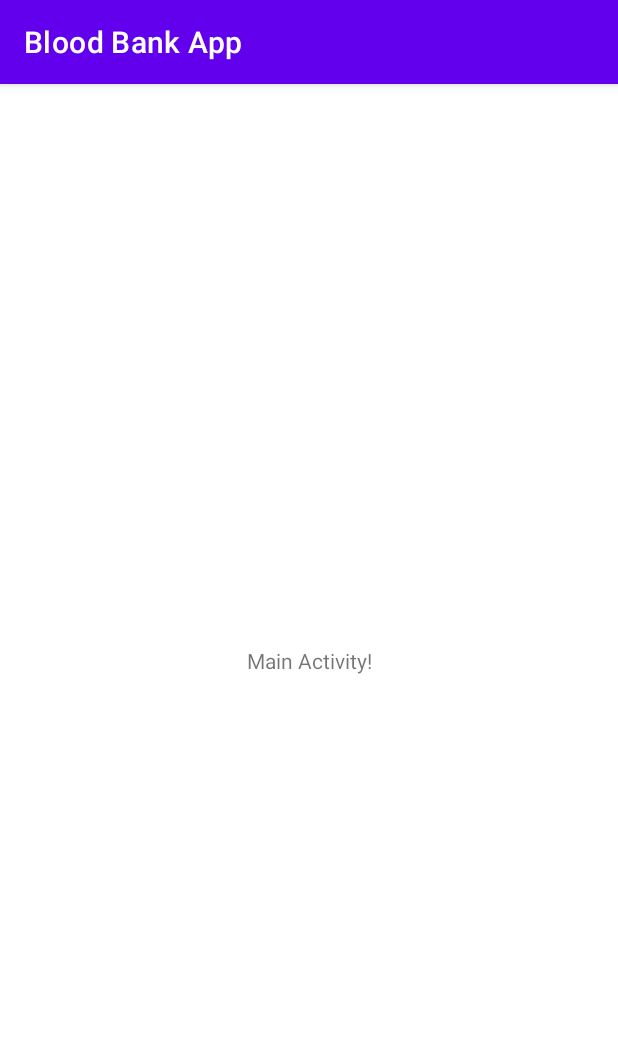
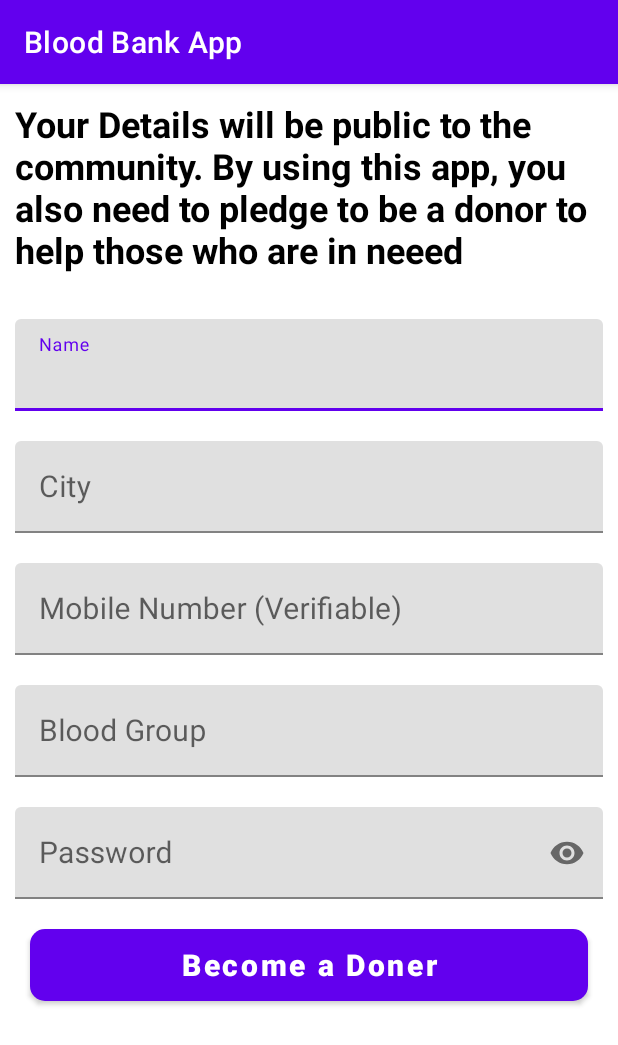
Before and after one commit to Imran7331/Blood_Bank_App, an Android app: the screen it shows after launch (MainActivity before the commit, RegistorActivity after it), on a phone screen of 412 x 824 dp. Shown: the top 1045 px of the screen. Run offline under Robolectric (Android 15) with nearby library versions, the phone set to English and light mode, and no system bars.

Commit message:
Second Commit

```diff
--- a/app/build.gradle
+++ b/app/build.gradle
@@ -4,7 +4,7 @@ plugins {
 
 android {
     compileSdkVersion 30
-    buildToolsVersion "30.0.0"
+    buildToolsVersion "30.0.2"
 
     defaultConfig {
         applicationId "app.aerocast.bloodbankapp"
@@ -36,4 +36,6 @@ dependencies {
     testImplementation 'junit:junit:4.+'
     androidTestImplementation 'androidx.test.ext:junit:1.1.3'
     androidTestImplementation 'androidx.test.espresso:espresso-core:3.4.0'
+    //noinspection GradleCompatible,GradleCompatible
+    implementation 'com.android.support:design:28.0.0'
 }
--- a/app/src/main/AndroidManifest.xml
+++ b/app/src/main/AndroidManifest.xml
@@ -1,6 +1,8 @@
 <?xml version="1.0" encoding="utf-8"?>
 <manifest xmlns:android="http://schemas.android.com/apk/res/android"
+    xmlns:tools="http://schemas.android.com/tools"
     package="app.aerocast.bloodbankapp">
+    <uses-permission android:name="android.permission.INTERNET" />
 
     <application
         android:allowBackup="true"
@@ -8,15 +10,19 @@
         android:label="@string/app_name"
         android:roundIcon="@mipmap/ic_launcher_round"
         android:supportsRtl="true"
-        android:theme="@style/Theme.BloodBankApp">
-        <activity android:name=".Activities.SplashScreen"></activity>
-        <activity android:name=".Activities.MainActivity">
+        android:theme="@style/Theme.BloodBankApp"
+        tools:replace="android:appComponentFactory"
+        android:appComponentFactory="android.support.v4.app.CoreComponentFactory">
+        <activity android:name=".Activities.RegistorActivity"/>
+        <activity android:name=".Activities.MainActivity"/>
+        <activity android:name=".Activities.SplashScreen">
             <intent-filter>
                 <action android:name="android.intent.action.MAIN" />
 
                 <category android:name="android.intent.category.LAUNCHER" />
             </intent-filter>
         </activity>
+
     </application>
 
 </manifest>
--- /dev/null
+++ b/app/src/main/java/app/aerocast/bloodbankapp/Activities/RegistorActivity.java
@@ -0,0 +1,43 @@
+package app.aerocast.bloodbankapp.Activities;
+
+import androidx.appcompat.app.AppCompatActivity;
+
+import android.os.Bundle;
+import android.view.View;
+import android.widget.Button;
+import android.widget.EditText;
+import android.widget.Toast;
+
+import app.aerocast.bloodbankapp.R;
+
+public class RegistorActivity extends AppCompatActivity {
+   private EditText nameEt, cityEt, phoneEt, bloodgroupEt, passwordEt;
+  private Button submit_button;
+
+    @Override
+    protected void onCreate(Bundle savedInstanceState) {
+        super.onCreate(savedInstanceState);
+        setContentView(R.layout.activity_registor);
+        nameEt = findViewById(R.id.name);
+        cityEt = findViewById(R.id.city);
+        phoneEt = findViewById(R.id.number);
+        bloodgroupEt = findViewById(R.id.blood_group);
+        passwordEt = findViewById(R.id.password);
+        submit_button = findViewById(R.id.submit_button);
+        submit_button.setOnClickListener(new View.OnClickListener() {
+            @Override
+            public void onClick(View v) {
+                String name,city,blood_group,password,mobile;
+                name = nameEt.getText().toString().trim();
+                city = cityEt.getText().toString().trim();
+                blood_group = bloodgroupEt.getText().toString().trim();
+                password = passwordEt.getText().toString().trim();
+                mobile = phoneEt.getText().toString().trim();
+                showMessage(name+"\n"+city+"\n"+blood_group+"\n"+password+"\n"+mobile);
+            }
+        });
+    }
+    private void showMessage(String msg){
+        Toast.makeText(this,msg , Toast.LENGTH_SHORT).show();
+    }
+}
--- a/app/src/main/java/app/aerocast/bloodbankapp/Activities/SplashScreen.java
+++ b/app/src/main/java/app/aerocast/bloodbankapp/Activities/SplashScreen.java
@@ -2,7 +2,9 @@ package app.aerocast.bloodbankapp.Activities;
 
 import androidx.appcompat.app.AppCompatActivity;
 
+import android.content.Intent;
 import android.os.Bundle;
+import android.os.Handler;
 
 import app.aerocast.bloodbankapp.R;
 
@@ -12,5 +14,13 @@ public class SplashScreen extends AppCompatActivity {
     protected void onCreate(Bundle savedInstanceState) {
         super.onCreate(savedInstanceState);
         setContentView(R.layout.activity_splash_screen);
+        Handler handler = new Handler();
+        handler.postDelayed(new Runnable() {
+            @Override
+            public void run() {
+                startActivity(new Intent(SplashScreen.this, RegistorActivity.class));
+                finish();
+            }
+        }, 2500);
     }
 }
--- /dev/null
+++ b/app/src/main/res/drawable/button_bg.xml
@@ -0,0 +1,7 @@
+<?xml version="1.0" encoding="utf-8"?>
+<shape xmlns:android="http://schemas.android.com/apk/res/android"
+    android:shape="rectangle">
+    <corners android:radius="10dp"/>
+    <solid android:color="@android:color/holo_red_light"/>
+
+</shape>
--- /dev/null
+++ b/app/src/main/res/layout/activity_registor.xml
@@ -0,0 +1,115 @@
+<?xml version="1.0" encoding="utf-8"?>
+<ScrollView xmlns:android="http://schemas.android.com/apk/res/android"
+    xmlns:app="http://schemas.android.com/apk/res-auto"
+    xmlns:tools="http://schemas.android.com/tools"
+    android:layout_width="match_parent"
+    android:layout_height="match_parent"
+    android:background="@android:color/white"
+    tools:context=".Activities.RegistorActivity">
+    <LinearLayout
+        android:orientation="vertical"
+        android:layout_width="match_parent"
+        android:layout_height="wrap_content">
+        <TextView
+            android:text="Your Details will be public to the community. By using this app, you also need to pledge to be a donor to help those who are in neeed"
+            android:layout_width="match_parent"
+            android:layout_height="wrap_content"
+            android:textSize="24sp"
+            android:textStyle="bold"
+            android:padding="10dp"
+            android:textColor="@android:color/black"/>
+
+        <com.google.android.material.textfield.TextInputLayout
+            android:layout_width="match_parent"
+            android:layout_height="wrap_content"
+            android:layout_marginTop="20dp"
+            android:layout_marginStart="10dp"
+            android:layout_marginEnd="10dp">
+            <EditText
+                android:id="@+id/name"
+                android:layout_width="match_parent"
+                android:layout_height="wrap_content"
+                android:hint="Name"
+                android:textSize="20dp"
+                android:textColor="@android:color/black"/>
+        </com.google.android.material.textfield.TextInputLayout>
+
+        <com.google.android.material.textfield.TextInputLayout
+            android:layout_width="match_parent"
+            android:layout_height="wrap_content"
+            android:layout_marginTop="20dp"
+            android:layout_marginStart="10dp"
+            android:layout_marginEnd="10dp">
+            <EditText
+                android:id="@+id/city"
+                android:layout_width="match_parent"
+                android:layout_height="wrap_content"
+                android:hint="City"
+                android:textSize="20dp"
+                android:textColor="@android:color/black"/>
+        </com.google.android.material.textfield.TextInputLayout>
+
+        <com.google.android.material.textfield.TextInputLayout
+            android:layout_width="match_parent"
+            android:layout_height="wrap_content"
+            android:layout_marginTop="20dp"
+            android:layout_marginStart="10dp"
+            android:layout_marginEnd="10dp">
+            <EditText
+                android:id="@+id/number"
+                android:layout_width="match_parent"
+                android:layout_height="wrap_content"
+                android:hint="Mobile Number (Verifiable)"
+                android:inputType="number"
+                android:textSize="20dp"
+                android:textColor="@android:color/black"/>
+        </com.google.android.material.textfield.TextInputLayout>
+
+        <com.google.android.material.textfield.TextInputLayout
+            android:layout_width="match_parent"
+            android:layout_height="wrap_content"
+            android:layout_marginTop="20dp"
+            android:layout_marginStart="10dp"
+            android:layout_marginEnd="10dp">
+            <EditText
+                android:id="@+id/blood_group"
+                android:layout_width="match_parent"
+                android:layout_height="wrap_content"
+                android:hint="Blood Group"
+                android:textSize="20dp"
+                android:textColor="@android:color/black"/>
+        </com.google.android.material.textfield.TextInputLayout>
+        <com.google.android.material.textfield.TextInputLayout
+            android:layout_width="match_parent"
+            android:layout_height="wrap_content"
+            android:layout_marginTop="20dp"
+            app:passwordToggleEnabled="true"
+            android:layout_marginStart="10dp"
+            android:layout_marginEnd="10dp">
+            <EditText
+                android:id="@+id/password"
+                android:layout_width="match_parent"
+                android:layout_height="wrap_content"
+                android:hint="Password"
+                android:textSize="20dp"
+                android:inputType="textPassword"
+                android:textColor="@android:color/black"/>
+        </com.google.android.material.textfield.TextInputLayout>
+
+        <Button
+            android:id="@+id/submit_button"
+            android:layout_width="match_parent"
+            android:layout_height="wrap_content"
+            android:layout_margin="20dp"
+            android:background="@drawable/button_bg"
+            android:text="Become a Doner"
+            android:textStyle="bold"
+            android:textSize="20sp"
+            android:textAllCaps="false"/>
+
+
+
+    </LinearLayout>
+
+
+</ScrollView>
--- a/app/src/main/res/layout/activity_splash_screen.xml
+++ b/app/src/main/res/layout/activity_splash_screen.xml
@@ -4,6 +4,7 @@
     xmlns:tools="http://schemas.android.com/tools"
     android:layout_width="match_parent"
     android:layout_height="match_parent"
+    android:background="@drawable/blood"
     tools:context=".Activities.SplashScreen">
 
 </androidx.constraintlayout.widget.ConstraintLayout>
--- a/build.gradle
+++ b/build.gradle
@@ -1,11 +1,12 @@
 // Top-level build file where you can add configuration options common to all sub-projects/modules.
 buildscript {
+
     repositories {
         google()
         mavenCentral()
     }
     dependencies {
-        classpath "com.android.tools.build:gradle:4.2.1"
+        classpath "com.android.tools.build:gradle:4.2.2"
 
         // NOTE: Do not place your application dependencies here; they belong
         // in the individual module build.gradle files
@@ -16,7 +17,7 @@ allprojects {
     repositories {
         google()
         mavenCentral()
-        jcenter() // Warning: this repository is going to shut down soon
+
     }
 }
 
--- a/gradle.properties
+++ b/gradle.properties
@@ -15,3 +15,4 @@ org.gradle.jvmargs=-Xmx2048m -Dfile.encoding=UTF-8
 # Android operating system, and which are packaged with your app"s APK
 # https://developer.android.com/topic/libraries/support-library/androidx-rn
 android.useAndroidX=true
+android.enableJetifier=true
```
Also changed, not shown: app/src/main/res/drawable/blood.jpg (added).
